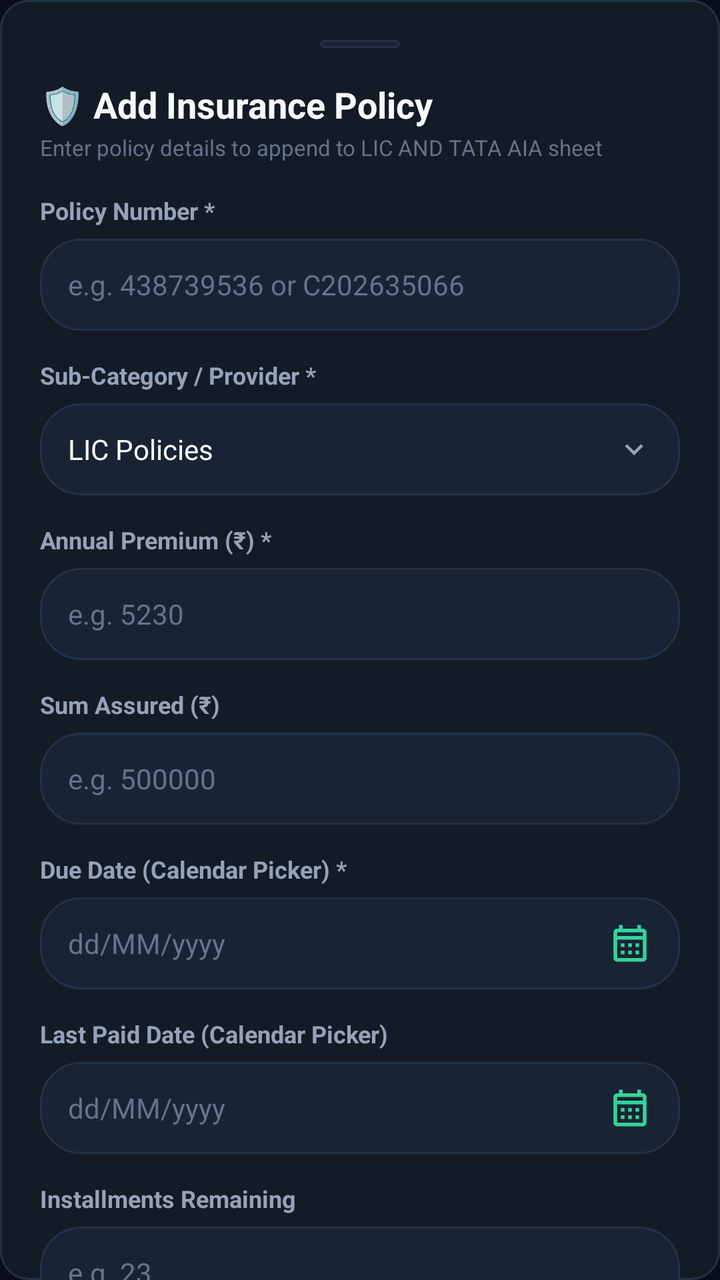
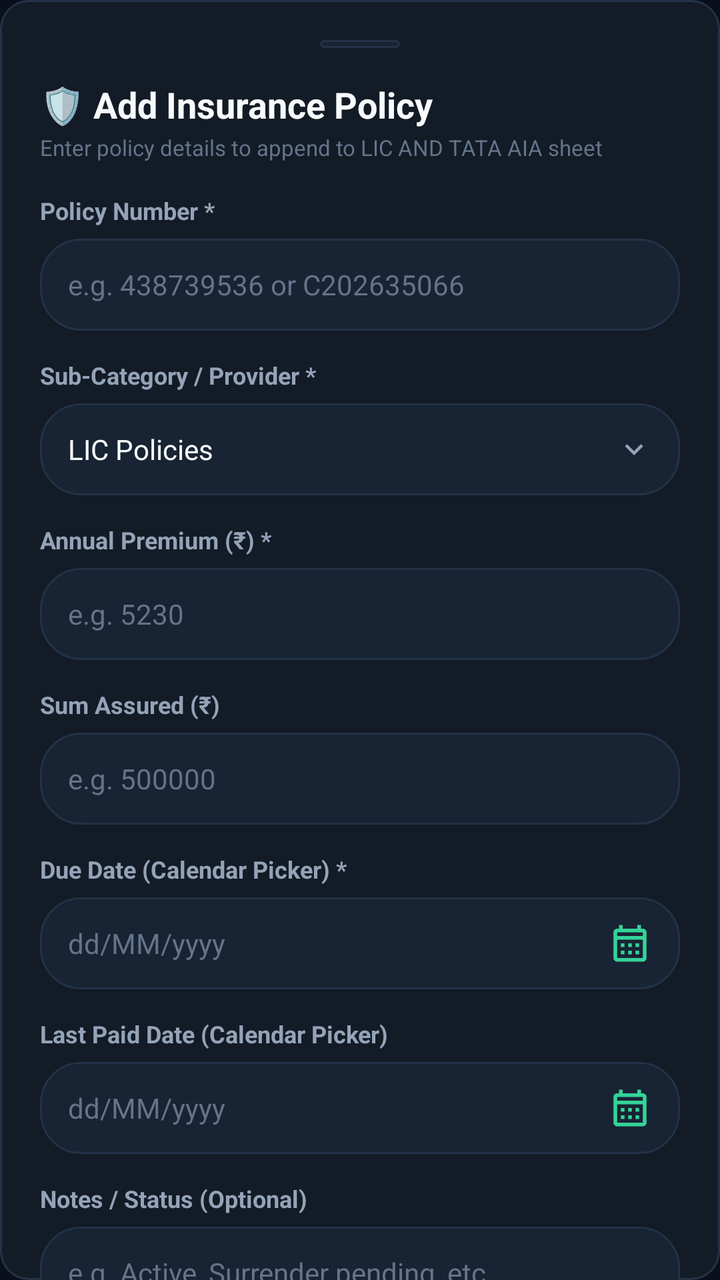

An Android layout rendered at two revisions. The XML below is the earlier revision; the diff shows what the commit changed to produce the second picture.
<!-- AndroidManifest.xml: application theme AppTheme -->
<!-- res/layout/dialog_add_policy.xml -->
<?xml version="1.0" encoding="utf-8"?>
<androidx.core.widget.NestedScrollView
    xmlns:android="http://schemas.android.com/apk/res/android"
    xmlns:app="http://schemas.android.com/apk/res-auto"
    android:layout_width="match_parent"
    android:layout_height="wrap_content"
    android:background="@drawable/bg_card">

    <LinearLayout
        android:layout_width="match_parent"
        android:layout_height="wrap_content"
        android:orientation="vertical"
        android:padding="20dp">

        
        <View
            android:layout_width="40dp"
            android:layout_height="4dp"
            android:layout_gravity="center_horizontal"
            android:layout_marginBottom="16dp"
            android:background="@drawable/bg_pill_dark" />

        <TextView
            android:layout_width="wrap_content"
            android:layout_height="wrap_content"
            android:text="🛡️ Add Insurance Policy"
            android:textColor="@color/text_primary"
            android:textSize="18sp"
            android:textStyle="bold" />

        <TextView
            android:layout_width="wrap_content"
            android:layout_height="wrap_content"
            android:layout_marginTop="2dp"
            android:text="Enter policy details to append to LIC AND TATA AIA sheet"
            android:textColor="@color/text_muted"
            android:textSize="11sp" />

        
        <TextView
            android:layout_width="wrap_content"
            android:layout_height="wrap_content"
            android:layout_marginTop="16dp"
            android:text="Policy Number *"
            android:textColor="@color/text_secondary"
            android:textSize="12sp"
            android:textStyle="bold" />

        <EditText
            android:id="@+id/etAddPolicyNumber"
            android:layout_width="match_parent"
            android:layout_height="46dp"
            android:layout_marginTop="6dp"
            android:background="@drawable/bg_pill_dark"
            android:hint="e.g. 438739536 or C202635066"
            android:textColorHint="@color/text_muted"
            android:textColor="@color/text_primary"
            android:textSize="14sp"
            android:inputType="text"
            android:paddingStart="14dp"
            android:paddingEnd="14dp" />

        
        <TextView
            android:layout_width="wrap_content"
            android:layout_height="wrap_content"
            android:layout_marginTop="14dp"
            android:text="Sub-Category / Provider *"
            android:textColor="@color/text_secondary"
            android:textSize="12sp"
            android:textStyle="bold" />

        <LinearLayout
            android:id="@+id/btnSelectPolicySubCategory"
            android:layout_width="match_parent"
            android:layout_height="46dp"
            android:layout_marginTop="6dp"
            android:background="@drawable/bg_pill_dark"
            android:orientation="horizontal"
            android:gravity="center_vertical"
            android:paddingStart="14dp"
            android:paddingEnd="14dp"
            android:clickable="true"
            android:focusable="true">

            <TextView
                android:id="@+id/tvAddPolicySubCategory"
                android:layout_width="0dp"
                android:layout_height="wrap_content"
                android:layout_weight="1"
                android:text="LIC Policies"
                android:textColor="@color/text_primary"
                android:textSize="14sp" />

            <ImageView
                android:layout_width="18dp"
                android:layout_height="18dp"
                android:src="@drawable/ic_chevron_down"
                app:tint="@color/text_secondary" />
        </LinearLayout>

        
        <TextView
            android:layout_width="wrap_content"
            android:layout_height="wrap_content"
            android:layout_marginTop="14dp"
            android:text="Annual Premium (₹) *"
            android:textColor="@color/text_secondary"
            android:textSize="12sp"
            android:textStyle="bold" />

        <EditText
            android:id="@+id/etAddPolicyAmount"
            android:layout_width="match_parent"
            android:layout_height="46dp"
            android:layout_marginTop="6dp"
            android:background="@drawable/bg_pill_dark"
            android:hint="e.g. 5230"
            android:textColorHint="@color/text_muted"
            android:textColor="@color/text_primary"
            android:textSize="14sp"
            android:inputType="numberDecimal"
            android:paddingStart="14dp"
            android:paddingEnd="14dp" />

        
        <TextView
            android:layout_width="wrap_content"
            android:layout_height="wrap_content"
            android:layout_marginTop="14dp"
            android:text="Sum Assured (₹)"
            android:textColor="@color/text_secondary"
            android:textSize="12sp"
            android:textStyle="bold" />

        <EditText
            android:id="@+id/etAddPolicySumAssured"
            android:layout_width="match_parent"
            android:layout_height="46dp"
            android:layout_marginTop="6dp"
            android:background="@drawable/bg_pill_dark"
            android:hint="e.g. 500000"
            android:textColorHint="@color/text_muted"
            android:textColor="@color/text_primary"
            android:textSize="14sp"
            android:inputType="numberDecimal"
            android:paddingStart="14dp"
            android:paddingEnd="14dp" />

        
        <TextView
            android:layout_width="wrap_content"
            android:layout_height="wrap_content"
            android:layout_marginTop="14dp"
            android:text="Due Date (Calendar Picker) *"
            android:textColor="@color/text_secondary"
            android:textSize="12sp"
            android:textStyle="bold" />

        <EditText
            android:id="@+id/etAddPolicyDueDate"
            android:layout_width="match_parent"
            android:layout_height="46dp"
            android:layout_marginTop="6dp"
            android:background="@drawable/bg_pill_dark"
            android:hint="dd/MM/yyyy"
            android:textColorHint="@color/text_muted"
            android:textColor="@color/text_primary"
            android:textSize="14sp"
            android:focusable="false"
            android:clickable="true"
            android:cursorVisible="false"
            android:drawableEnd="@drawable/ic_calendar"
            android:drawablePadding="8dp"
        android:drawableTint="@color/green_mint"
            android:paddingStart="14dp"
            android:paddingEnd="14dp" />

        
        <TextView
            android:layout_width="wrap_content"
            android:layout_height="wrap_content"
            android:layout_marginTop="14dp"
            android:text="Last Paid Date (Calendar Picker)"
            android:textColor="@color/text_secondary"
            android:textSize="12sp"
            android:textStyle="bold" />

        <EditText
            android:id="@+id/etAddPolicyLastPaid"
            android:layout_width="match_parent"
            android:layout_height="46dp"
            android:layout_marginTop="6dp"
            android:background="@drawable/bg_pill_dark"
            android:hint="dd/MM/yyyy"
            android:textColorHint="@color/text_muted"
            android:textColor="@color/text_primary"
            android:textSize="14sp"
            android:focusable="false"
            android:clickable="true"
            android:cursorVisible="false"
            android:drawableEnd="@drawable/ic_calendar"
            android:drawablePadding="8dp"
        android:drawableTint="@color/green_mint"
            android:paddingStart="14dp"
            android:paddingEnd="14dp" />

        
        <TextView
            android:layout_width="wrap_content"
            android:layout_height="wrap_content"
            android:layout_marginTop="14dp"
            android:text="Installments Remaining"
            android:textColor="@color/text_secondary"
            android:textSize="12sp"
            android:textStyle="bold" />

        <EditText
            android:id="@+id/etAddPolicyInstallments"
            android:layout_width="match_parent"
            android:layout_height="46dp"
            android:layout_marginTop="6dp"
            android:background="@drawable/bg_pill_dark"
            android:hint="e.g. 23"
            android:textColorHint="@color/text_muted"
            android:textColor="@color/text_primary"
            android:textSize="14sp"
            android:inputType="number"
            android:paddingStart="14dp"
            android:paddingEnd="14dp" />

        
        <TextView
            android:layout_width="wrap_content"
            android:layout_height="wrap_content"
            android:layout_marginTop="14dp"
            android:text="Notes / Status (Optional)"
            android:textColor="@color/text_secondary"
            android:textSize="12sp"
            android:textStyle="bold" />

        <EditText
            android:id="@+id/etAddPolicyNotes"
            android:layout_width="match_parent"
            android:layout_height="46dp"
            android:layout_marginTop="6dp"
            android:background="@drawable/bg_pill_dark"
            android:hint="e.g. Active, Surrender pending, etc."
            android:textColorHint="@color/text_muted"
            android:textColor="@color/text_primary"
            android:textSize="14sp"
            android:inputType="text"
            android:paddingStart="14dp"
            android:paddingEnd="14dp" />

        
        <com.google.android.material.button.MaterialButton
            android:id="@+id/btnAddPolicySubmit"
            android:layout_width="match_parent"
            android:layout_height="50dp"
            android:layout_marginTop="24dp"
            android:text="Add Policy to Google Sheet"
            android:textColor="#0B0F19"
            android:textSize="14sp"
            android:textStyle="bold"
            app:backgroundTint="@color/green_emerald"
            app:cornerRadius="25dp" />

    </LinearLayout>
</androidx.core.widget.NestedScrollView>
<!-- resources referenced by this layout -->
<resources>
  <color name="green_emerald">#10B981</color>
  <color name="green_mint">#34D399</color>
  <color name="text_muted">#64748B</color>
  <color name="text_primary">#F8FAFC</color>
  <color name="text_secondary">#94A3B8</color>
  <!-- drawable bg_card (drawable) -->
  <?xml version="1.0" encoding="utf-8"?>
  <shape xmlns:android="http://schemas.android.com/apk/res/android"
      android:shape="rectangle">
      <solid android:color="@color/bg_card" />
      <corners android:radius="14dp" />
      <stroke
          android:width="1dp"
          android:color="@color/border_dark" />
  </shape>
  <!-- drawable bg_pill_dark (drawable) -->
  <?xml version="1.0" encoding="utf-8"?>
  <shape xmlns:android="http://schemas.android.com/apk/res/android"
      android:shape="rectangle">
      <solid android:color="@color/bg_card_secondary" />
      <corners android:radius="20dp" />
      <stroke
          android:width="1dp"
          android:color="@color/border_dark" />
  </shape>
  <!-- drawable ic_calendar (drawable) -->
  <vector xmlns:android="http://schemas.android.com/apk/res/android"
      android:width="22dp"
      android:height="22dp"
      android:viewportWidth="24"
      android:viewportHeight="24">
    <path
        android:fillColor="#34D399"
        android:pathData="M19,4h-1V2h-2v2H8V2H6v2H5C3.89,4 3.01,4.9 3.01,6L3,20c0,1.1 0.89,2 2,2h14c1.1,0 2,-0.9 2,-2V6C21,4.9 20.1,4 19,4zM19,20H5V10h14V20zM19,8H5V6h14V8zM9,14H7v-2h2V14zM13,14h-2v-2h2V14zM17,14h-2v-2h2V14zM9,18H7v-2h2V18zM13,18h-2v-2h2V18zM17,18h-2v-2h2V18z"/>
  </vector>
  <!-- drawable ic_chevron_down (drawable) -->
  <?xml version="1.0" encoding="utf-8"?>
  <vector xmlns:android="http://schemas.android.com/apk/res/android"
      android:width="20dp"
      android:height="20dp"
      android:viewportWidth="24"
      android:viewportHeight="24">
      <path
          android:fillColor="@color/green_mint"
          android:pathData="M7.41,8.59L12,13.17l4.59,-4.58L18,10l-6,6 -6,-6 1.41,-1.41z"/>
  </vector>
  <style name="AppTheme" parent="Theme.MaterialComponents.DayNight.NoActionBar">
          <item name="colorPrimary">@color/colorPrimary</item>
          <item name="colorPrimaryDark">@color/colorPrimaryDark</item>
          <item name="colorAccent">@color/colorAccent</item>
          <item name="android:windowBackground">@color/bg_dark</item>
          <item name="android:statusBarColor">@color/bg_dark</item>
          <item name="android:navigationBarColor">@color/nav_bottom_bg</item>
          <item name="android:textColorPrimary">@color/text_primary</item>
          <item name="android:textColorSecondary">@color/text_secondary</item>
      </style>
  <color name="bg_card">#131B26</color>
  <color name="border_dark">#223247</color>
  <color name="bg_card_secondary">#182333</color>
  <color name="colorPrimary">#10B981</color>
  <color name="colorPrimaryDark">#0B0F19</color>
  <color name="colorAccent">#10B981</color>
  <color name="bg_dark">#0B0F19</color>
  <color name="nav_bottom_bg">#0E1420</color>
</resources>

<!-- the commit's change to res/layout/dialog_add_policy.xml (unified diff, before → after) -->
@@ -205,29 +205,7 @@
             android:paddingStart="14dp"
             android:paddingEnd="14dp" />
 
-        
-        <TextView
-            android:layout_width="wrap_content"
-            android:layout_height="wrap_content"
-            android:layout_marginTop="14dp"
-            android:text="Installments Remaining"
-            android:textColor="@color/text_secondary"
-            android:textSize="12sp"
-            android:textStyle="bold" />
-
-        <EditText
-            android:id="@+id/etAddPolicyInstallments"
-            android:layout_width="match_parent"
-            android:layout_height="46dp"
-            android:layout_marginTop="6dp"
-            android:background="@drawable/bg_pill_dark"
-            android:hint="e.g. 23"
-            android:textColorHint="@color/text_muted"
-            android:textColor="@color/text_primary"
-            android:textSize="14sp"
-            android:inputType="number"
-            android:paddingStart="14dp"
-            android:paddingEnd="14dp" />
+
 
         
         <TextView
